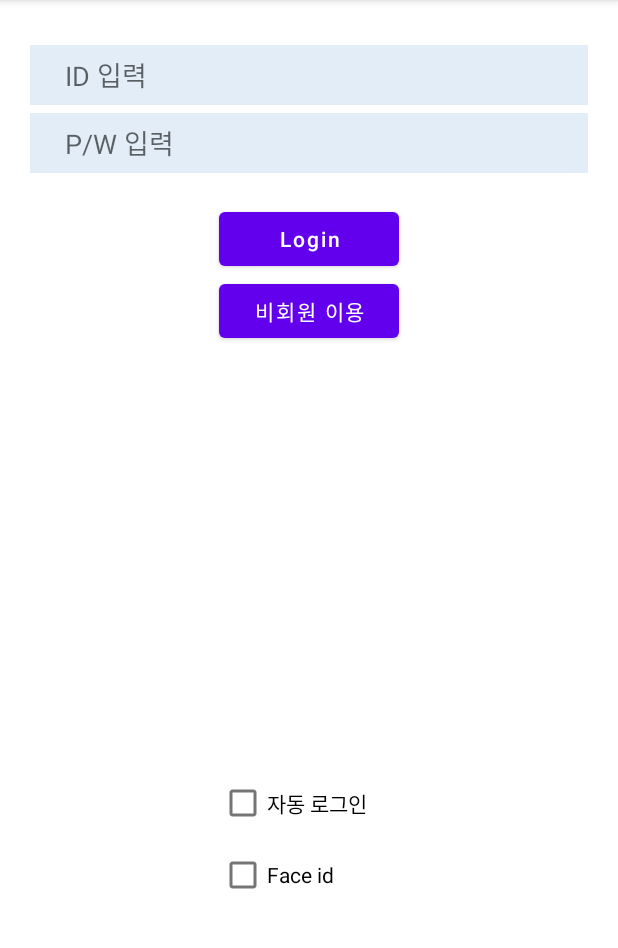
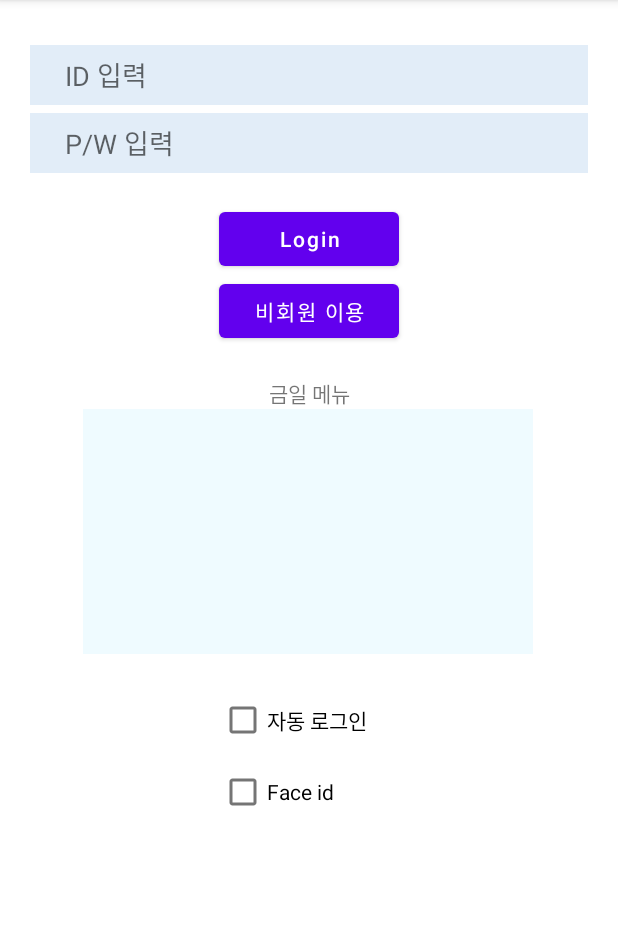
Before and after one commit to mjkmain/Android-Cafeteria-Project, an Android app: the screen it shows after launch (MainActivity), on a phone screen of 412 x 824 dp, the part 84-1032 px from its top. Run offline under Robolectric (Android 15) with nearby library versions, the phone set to English and light mode, and no system bars.

Commit message:
05.17commit

```diff
--- a/app/src/main/AndroidManifest.xml
+++ b/app/src/main/AndroidManifest.xml
@@ -18,6 +18,8 @@
                 <category android:name="android.intent.category.LAUNCHER" />
             </intent-filter>
         </activity>
+
+        <activity android:name=".MainDisplay"/>
     </application>
 
 </manifest>
--- a/app/src/main/java/com/example/project/MainActivity.java
+++ b/app/src/main/java/com/example/project/MainActivity.java
@@ -2,13 +2,34 @@ package com.example.project;
 
 import androidx.appcompat.app.AppCompatActivity;
 
+import android.content.Intent;
 import android.os.Bundle;
+import android.view.View;
+import android.widget.Button;
+import android.widget.CheckBox;
 
 public class MainActivity extends AppCompatActivity {
+
+    Button btn_login, btn_withoutLogin;
+    CheckBox cb_auto, cb_faceID;
 
     @Override
     protected void onCreate(Bundle savedInstanceState) {
         super.onCreate(savedInstanceState);
         setContentView(R.layout.login);
+
+        btn_login = (Button) findViewById(R.id.btn_login);
+        btn_withoutLogin = (Button) findViewById(R.id.btn_withoutLogin);
+        cb_auto = (CheckBox) findViewById(R.id.cb_auto);
+        cb_faceID = (CheckBox) findViewById(R.id.cb_faceID);
+
+        btn_login.setOnClickListener(new View.OnClickListener() {
+            @Override
+            public void onClick(View view) {
+                Intent intent = new Intent(getApplicationContext(), MainDisplay.class);
+                startActivity(intent);
+            }
+        });
+
     }
 }
--- /dev/null
+++ b/app/src/main/java/com/example/project/MyPage.java
@@ -0,0 +1,4 @@
+package com.example.project;
+
+public class MyPage {
+}
--- a/app/src/main/res/layout/login.xml
+++ b/app/src/main/res/layout/login.xml
@@ -37,7 +37,7 @@
         app:layout_constraintTop_toTopOf="@+id/editTextTextEmailAddress" />
 
     <Button
-        android:id="@+id/button"
+        android:id="@+id/btn_login"
         android:layout_width="120dp"
         android:layout_height="wrap_content"
         android:layout_marginTop="20dp"
@@ -48,7 +48,7 @@
         app:layout_constraintTop_toBottomOf="@+id/editTextTextPassword" />
 
     <Button
-        android:id="@+id/button2"
+        android:id="@+id/btn_withoutLogin"
         android:layout_width="120dp"
         android:layout_height="wrap_content"
 
@@ -56,27 +56,52 @@
         android:textAllCaps="false"
         app:layout_constraintEnd_toEndOf="parent"
         app:layout_constraintStart_toStartOf="parent"
-        app:layout_constraintTop_toBottomOf="@+id/button" />
+        app:layout_constraintTop_toBottomOf="@+id/btn_login" />
 
     <CheckBox
-        android:id="@+id/checkBox"
+        android:id="@+id/cb_auto"
         android:layout_width="120dp"
         android:layout_height="wrap_content"
-        android:layout_marginTop="280dp"
         android:text="자동 로그인"
+        android:layout_marginTop="20dp"
         app:layout_constraintEnd_toEndOf="parent"
         app:layout_constraintStart_toStartOf="parent"
-        app:layout_constraintTop_toBottomOf="@+id/button2" />
+        app:layout_constraintTop_toBottomOf="@+id/editTextTextMultiLine" />
 
     <CheckBox
-        android:id="@+id/checkBox2"
+        android:id="@+id/cb_faceID"
         android:layout_width="120dp"
         android:layout_height="wrap_content"
         android:text="Face id"
         app:layout_constraintEnd_toEndOf="parent"
         app:layout_constraintStart_toStartOf="parent"
-        app:layout_constraintTop_toBottomOf="@+id/checkBox"
+        app:layout_constraintTop_toBottomOf="@+id/cb_auto"
   />
+
+    <TextView
+        android:id="@+id/editTextTextMultiLine"
+        android:layout_width="300dp"
+        android:layout_height="wrap_content"
+        android:background="#EFFBFF"
+        android:ems="10"
+        android:gravity="start|top"
+        android:inputType="textMultiLine"
+        android:lines="10"
+
+        app:layout_constraintEnd_toEndOf="parent"
+        app:layout_constraintHorizontal_bias="0.497"
+        app:layout_constraintStart_toStartOf="parent"
+        app:layout_constraintTop_toBottomOf="@+id/textView2" />
+
+    <TextView
+        android:id="@+id/textView2"
+        android:layout_width="wrap_content"
+        android:layout_height="wrap_content"
+        android:text="금일 메뉴"
+        android:layout_marginTop="20dp"
+        app:layout_constraintEnd_toEndOf="parent"
+        app:layout_constraintStart_toStartOf="parent"
+        app:layout_constraintTop_toBottomOf="@+id/btn_withoutLogin" />
 
 
 </androidx.constraintlayout.widget.ConstraintLayout>
```
Also changed, not shown: app/src/main/java/com/example/project/MainDisplay.java (added, +37 -0 lines), app/src/main/res/drawable/round_button.xml (added, +8 -0 lines), app/src/main/res/drawable/text_background.xml (added, +14 -0 lines), app/src/main/res/layout/main_display.xml (+37 -2 lines), app/src/main/res/layout/mypage.xml (added, +82 -0 lines), app/src/main/res/drawable-v24/previous.png (added), app/src/main/res/drawable-v24/user.png (added), app/src/main/res/drawable-v24/usermypage.png (added).
